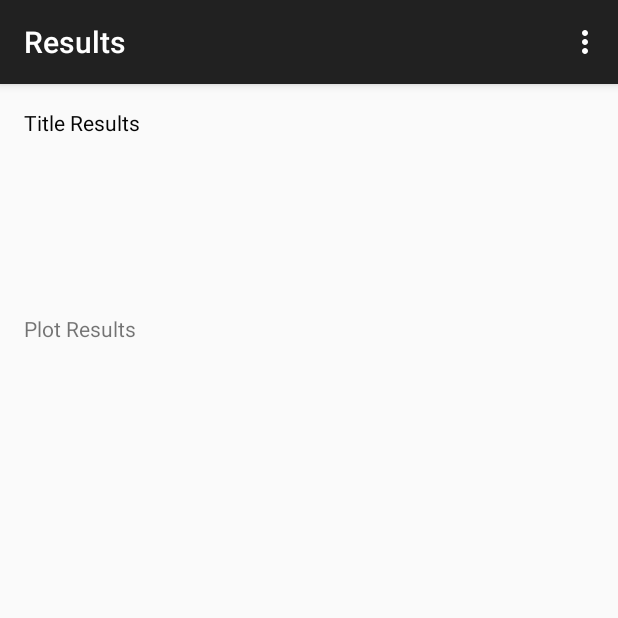
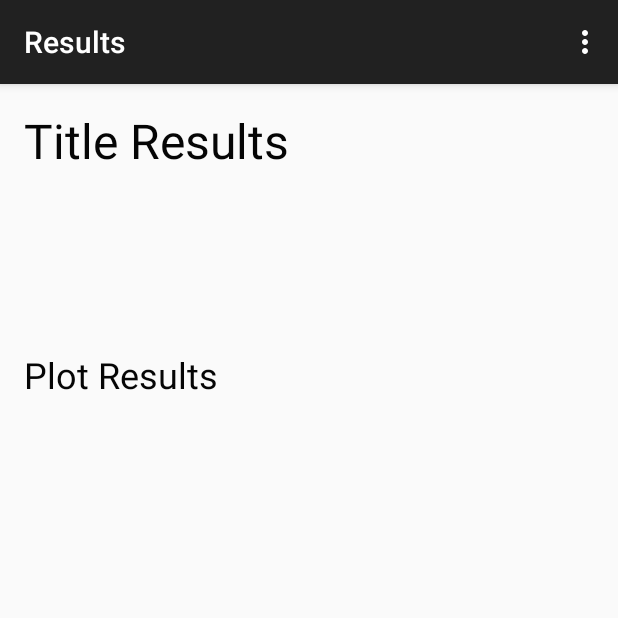
Before and after one commit to MJ94/MovieMagic, an Android app: the ResultsActivity screen opened directly, with no data from a screen before it, on a phone screen of 412 x 824 dp, the top half of it. Run offline under Robolectric (Android 15) with nearby library versions, the phone set to English and light mode, and no system bars; 1 statement that could not run was skipped.

Commit message:
Minor tweaks to activity_results.xml

```diff
--- a/app/src/main/res/layout/activity_results.xml
+++ b/app/src/main/res/layout/activity_results.xml
@@ -16,18 +16,21 @@
         android:layout_alignParentStart="true"
         android:layout_alignParentRight="true"
         android:layout_alignParentEnd="true"
-        android:textColor="#ff050505" />
+        android:textColor="#ff050505"
+        android:textSize="32sp" />
 
     <TextView
         android:layout_width="wrap_content"
         android:layout_height="wrap_content"
         android:text="Plot Results"
-        android:id="@+id/textView"
+        android:id="@+id/tvResultsPlot"
         android:layout_below="@+id/tvResultsTitle"
         android:layout_alignParentLeft="true"
         android:layout_alignParentStart="true"
         android:layout_marginTop="118dp"
         android:layout_alignParentRight="true"
-        android:layout_alignParentEnd="true" />
+        android:layout_alignParentEnd="true"
+        android:textColor="#ff050505"
+        android:textSize="24sp" />
 
 </RelativeLayout>
```
